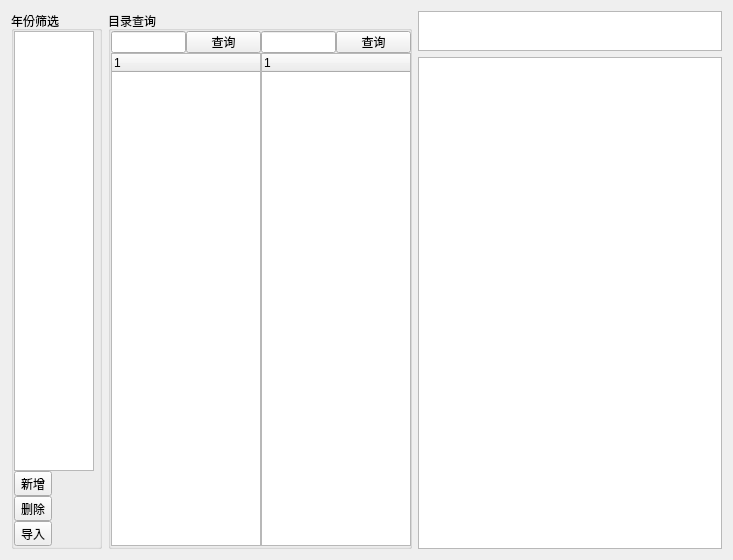
Belos10/Equip, file widgets/alocatMange/retirePlan.ui: the form before one commit.
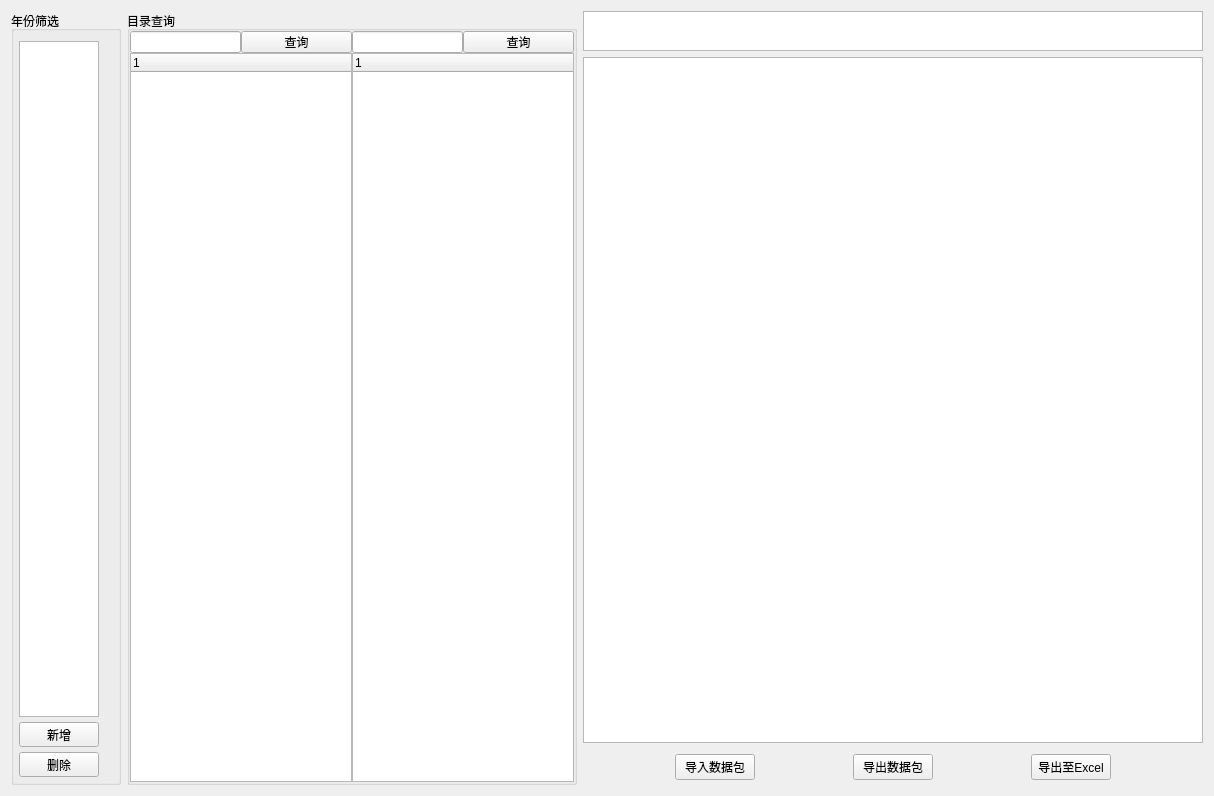
The form after the commit.

Commit message: 更新导入目录功能，更新阵地以及危险品大体内容。

The edit to the form file:
```diff
--- a/widgets/alocatMange/retirePlan.ui
+++ b/widgets/alocatMange/retirePlan.ui
@@ -6,8 +6,8 @@
    <rect>
     <x>0</x>
     <y>0</y>
-    <width>733</width>
-    <height>560</height>
+    <width>1214</width>
+    <height>796</height>
    </rect>
   </property>
   <property name="windowTitle">
@@ -27,19 +27,19 @@
      </property>
      <layout class="QVBoxLayout" name="verticalLayout">
       <property name="spacing">
-       <number>0</number>
+       <number>5</number>
       </property>
       <property name="leftMargin">
-       <number>0</number>
+       <number>5</number>
       </property>
       <property name="topMargin">
-       <number>0</number>
+       <number>10</number>
       </property>
       <property name="rightMargin">
        <number>5</number>
       </property>
       <property name="bottomMargin">
-       <number>0</number>
+       <number>5</number>
       </property>
       <item>
        <widget class="QListWidget" name="lw_yearChoose">
@@ -59,6 +59,18 @@
       </item>
       <item>
        <widget class="QToolButton" name="tb_add">
+        <property name="sizePolicy">
+         <sizepolicy hsizetype="Expanding" vsizetype="Fixed">
+          <horstretch>0</horstretch>
+          <verstretch>0</verstretch>
+         </sizepolicy>
+        </property>
+        <property name="maximumSize">
+         <size>
+          <width>80</width>
+          <height>16777215</height>
+         </size>
+        </property>
         <property name="text">
          <string>新增</string>
         </property>
@@ -66,18 +78,17 @@
       </item>
       <item>
        <widget class="QToolButton" name="tb_del">
+        <property name="maximumSize">
+         <size>
+          <width>80</width>
+          <height>16777215</height>
+         </size>
+        </property>
         <property name="text">
          <string>删除</string>
         </property>
        </widget>
       </item>
-      <item>
-       <widget class="QToolButton" name="tb_input">
-        <property name="text">
-         <string>导入</string>
-        </property>
-       </widget>
-      </item>
      </layout>
     </widget>
    </item>
@@ -290,8 +301,8 @@
         <string>&lt;!DOCTYPE HTML PUBLIC &quot;-//W3C//DTD HTML 4.0//EN&quot; &quot;http://www.w3.org/TR/REC-html40/strict.dtd&quot;&gt;
 &lt;html&gt;&lt;head&gt;&lt;meta name=&quot;qrichtext&quot; content=&quot;1&quot; /&gt;&lt;style type=&quot;text/css&quot;&gt;
 p, li { white-space: pre-wrap; }
-&lt;/style&gt;&lt;/head&gt;&lt;body style=&quot; font-family:'SimSun'; font-size:9pt; font-weight:400; font-style:normal;&quot;&gt;
-&lt;p align=&quot;center&quot; style=&quot;-qt-paragraph-type:empty; margin-top:0px; margin-bottom:0px; margin-left:0px; margin-right:0px; -qt-block-indent:0; text-indent:0px;&quot;&gt;&lt;br /&gt;&lt;/p&gt;&lt;/body&gt;&lt;/html&gt;</string>
+&lt;/style&gt;&lt;/head&gt;&lt;body style=&quot; font-family:'SimSun'; font-size:9.07563pt; font-weight:400; font-style:normal;&quot;&gt;
+&lt;p align=&quot;center&quot; style=&quot;-qt-paragraph-type:empty; margin-top:0px; margin-bottom:0px; margin-left:0px; margin-right:0px; -qt-block-indent:0; text-indent:0px; font-size:9pt;&quot;&gt;&lt;br /&gt;&lt;/p&gt;&lt;/body&gt;&lt;/html&gt;</string>
        </property>
       </widget>
      </item>
@@ -305,6 +316,89 @@
      <item>
       <widget class="QTableWidget" name="retirePlanResult"/>
      </item>
+     <item>
+      <layout class="QHBoxLayout" name="horizontalLayout_7">
+       <property name="topMargin">
+        <number>5</number>
+       </property>
+       <property name="bottomMargin">
+        <number>5</number>
+       </property>
+       <item>
+        <spacer name="horizontalSpacer">
+         <property name="orientation">
+          <enum>Qt::Horizontal</enum>
+         </property>
+         <property name="sizeHint" stdset="0">
+          <size>
+           <width>40</width>
+           <height>20</height>
+          </size>
+         </property>
+        </spacer>
+       </item>
+       <item>
+        <widget class="QPushButton" name="pb_input">
+         <property name="text">
+          <string>导入数据包</string>
+         </property>
+        </widget>
+       </item>
+       <item>
+        <spacer name="horizontalSpacer_2">
+         <property name="orientation">
+          <enum>Qt::Horizontal</enum>
+         </property>
+         <property name="sizeHint" stdset="0">
+          <size>
+           <width>40</width>
+           <height>20</height>
+          </size>
+         </property>
+        </spacer>
+       </item>
+       <item>
+        <widget class="QPushButton" name="pb_output">
+         <property name="text">
+          <string>导出数据包</string>
+         </property>
+        </widget>
+       </item>
+       <item>
+        <spacer name="horizontalSpacer_4">
+         <property name="orientation">
+          <enum>Qt::Horizontal</enum>
+         </property>
+         <property name="sizeHint" stdset="0">
+          <size>
+           <width>40</width>
+           <height>20</height>
+          </size>
+         </property>
+        </spacer>
+       </item>
+       <item>
+        <widget class="QPushButton" name="pb_outputToExcel">
+         <property name="text">
+          <string>导出至Excel</string>
+         </property>
+        </widget>
+       </item>
+       <item>
+        <spacer name="horizontalSpacer_3">
+         <property name="orientation">
+          <enum>Qt::Horizontal</enum>
+         </property>
+         <property name="sizeHint" stdset="0">
+          <size>
+           <width>40</width>
+           <height>20</height>
+          </size>
+         </property>
+        </spacer>
+       </item>
+      </layout>
+     </item>
     </layout>
    </item>
   </layout>
```
Left out of the diff: 12 changed lines with no effect on the pictures. The commit also changes 8 other files.
